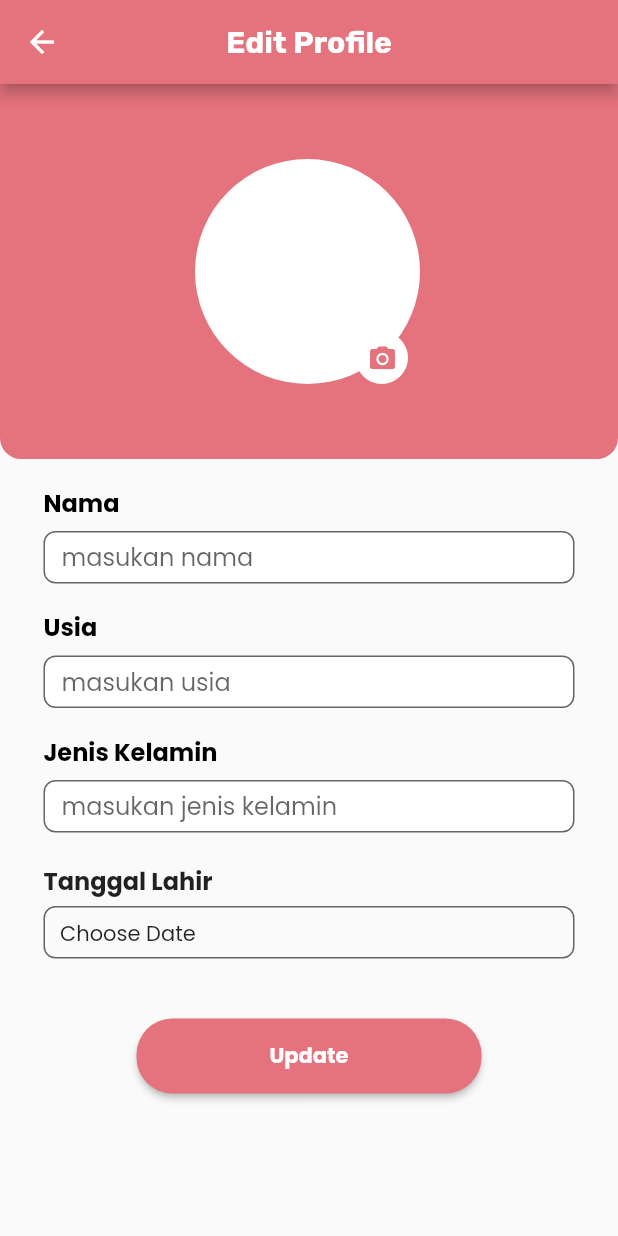
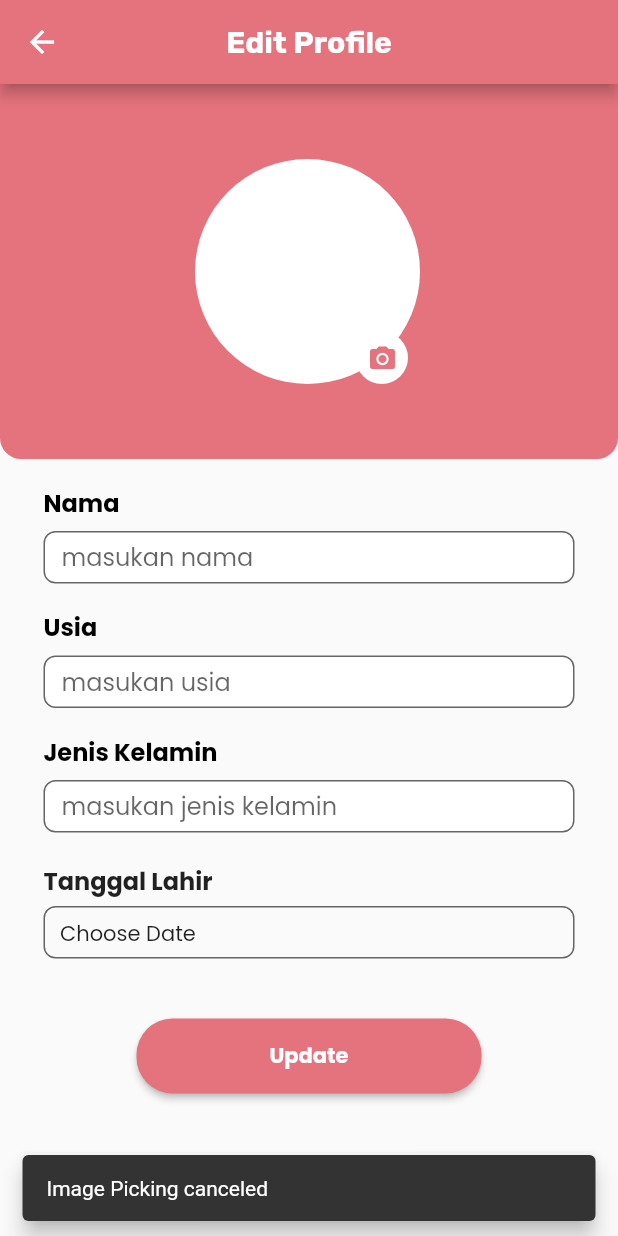
Before and after one commit to Bodan07/COOKOS_NEW, a Flutter app: the EditProfile screen opened directly, after a tap on the "photo camera" icon, on a phone screen of 412 x 824 dp. Run offline on Flutter 3.47's test engine with Material 2 defaults, Android fonts, the phone set to English and light mode, and no system bars; our stand-ins replace cloud_firestore, firebase_auth, firebase_core, firebase_storage, flutter_rating_bar, get and 4 more; accounts and stored records are empty.

Commit message:
update edit

```diff
--- a/lib/screen/edit_profile.dart
+++ b/lib/screen/edit_profile.dart
@@ -49,11 +49,28 @@ class _EditProfile extends State<EditProfile> {
 
   Future getImage() async {
     final ImagePicker _picker = ImagePicker();
-    final XFile? imagePicked =
-        await _picker.pickImage(source: ImageSource.gallery);
-    image = File(imagePicked!.path);
-    img = imagePicked;
-    setState(() {});
+    try {
+      final XFile? imagePicked =
+          await _picker.pickImage(source: ImageSource.gallery);
+
+      if (imagePicked != null) {
+        image = File(imagePicked.path);
+        img = imagePicked;
+        setState(() {});
+      } else {
+        // Handle the case where the user canceled the image picking.
+        ScaffoldMessenger.of(context).showSnackBar(SnackBar(
+          content: Text("Image Picking canceled"),
+          behavior: SnackBarBehavior.floating,
+        ));
+      }
+    } catch (e) {
+      // Handle any potential errors that might occur during image picking.
+      ScaffoldMessenger.of(context).showSnackBar(SnackBar(
+        content: Text("Error picking image: $e"),
+        behavior: SnackBarBehavior.floating,
+      ));
+    }
   }
 
   void UpDatabase(File? file) async {
```
